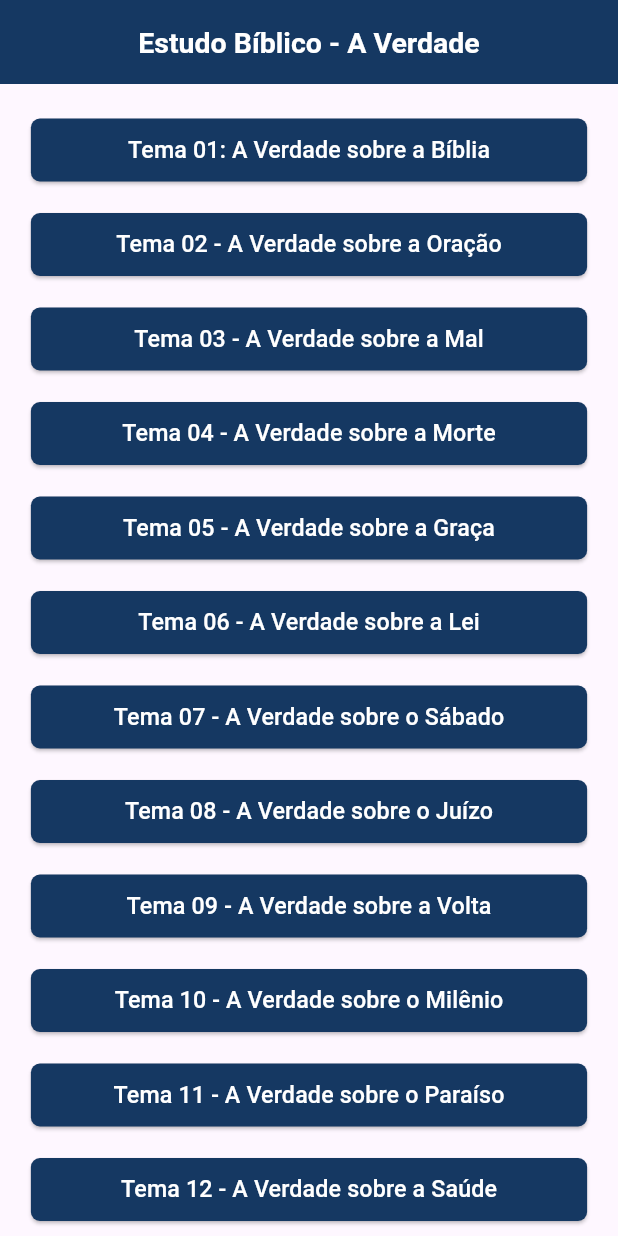
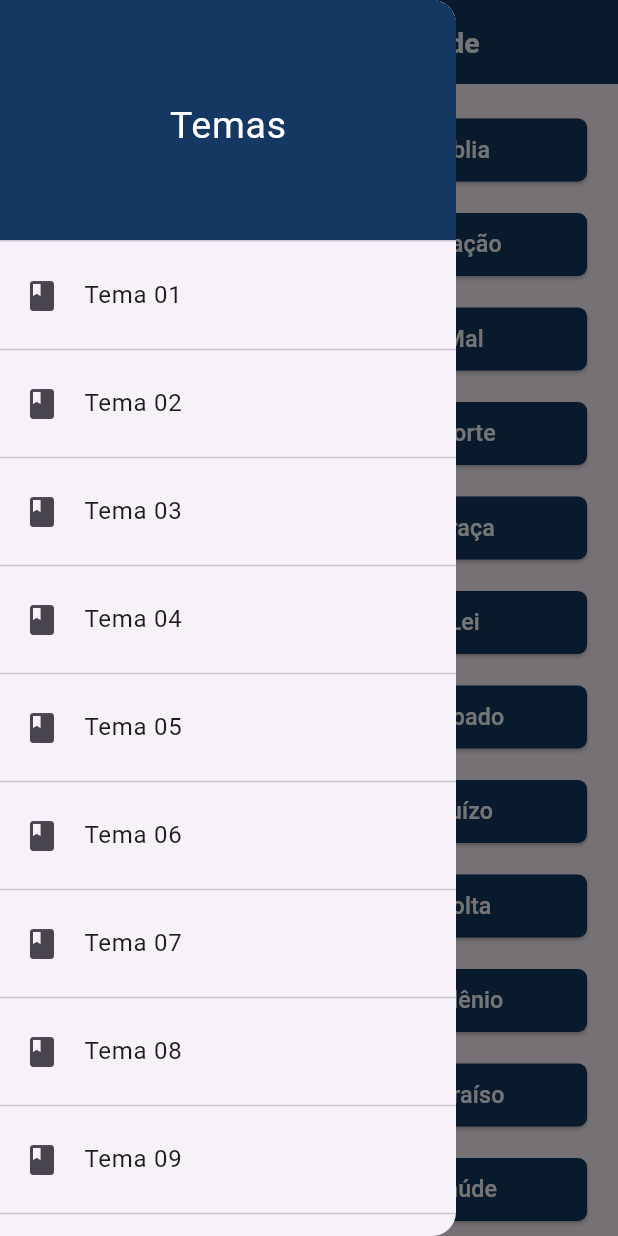
Before and after one commit to JoseJacsanCode/appEstudoBiblico, a Flutter app: the screen it shows after launch, with the side drawer open (before the commit the screen has no drawer), on a phone screen of 412 x 824 dp. Run offline on Flutter 3.47's test engine with Material 3 defaults, Android fonts, the phone set to English and light mode, and no system bars.

Commit message:
Criando widgets importantes

```diff
--- a/lib/main.dart
+++ b/lib/main.dart
@@ -15,7 +15,6 @@ class MyWidget extends StatelessWidget {
       initialRoute: '/',
       routes: {
         '/' :(context) => HomePage(),
-
       },
     );
   }
--- a/lib/pages/home_page.dart
+++ b/lib/pages/home_page.dart
@@ -1,4 +1,6 @@
-import 'package:app_estudo_biblico/widgets/button_theme_widget.dart';
+import 'package:app_estudo_biblico/widgets/buttons_widget.dart';
+import 'package:app_estudo_biblico/widgets/custom_app_bar_widget.dart';
+import 'package:app_estudo_biblico/widgets/custom_drawer_widget.dart';
 import 'package:flutter/material.dart';
 
 class HomePage extends StatelessWidget {
@@ -7,96 +9,9 @@ class HomePage extends StatelessWidget {
   @override
   Widget build(BuildContext context) {
     return Scaffold(
-      appBar: AppBar(
-        backgroundColor: Color(0xFF153862),
-        title: Text('Estudo Bíblico - A Verdade'),
-        titleTextStyle: TextStyle(
-          color: Colors.white,
-          fontSize: 19,
-          fontWeight: FontWeight.w600,
-        ),
-        centerTitle: true,
-      ),
-      body: SingleChildScrollView(
-        child: Padding(
-          padding: EdgeInsets.all(20),
-          child: SizedBox(
-            width: MediaQuery.of(context).size.width,
-            child: Column(
-              crossAxisAlignment: CrossAxisAlignment.center,
-              children: [
-                ButtonThemeWidget(
-                  customText: 'Tema 01: A Verdade sobre a Bíblia',
-                ),
-                SizedBox(height: 15),
-                ButtonThemeWidget(
-                  customText: 'Tema 02 - A Verdade sobre a Oração',
-                ),
-                SizedBox(height: 15),
-                ButtonThemeWidget(
-                  customText: 'Tema 03 - A Verdade sobre a Mal',
-                ),
-                SizedBox(height: 15),
-                ButtonThemeWidget(
-                  customText: 'Tema 04 - A Verdade sobre a Morte',
-                ),
-                SizedBox(height: 15),
-                ButtonThemeWidget(
-                  customText: 'Tema 05 - A Verdade sobre a Graça',
-                ),
-                SizedBox(height: 15),
-                ButtonThemeWidget(
-                  customText: 'Tema 06 - A Verdade sobre a Lei',
-                ),
-                SizedBox(height: 15),
-                ButtonThemeWidget(
-                  customText: 'Tema 07 - A Verdade sobre o Sábado',
-                ),
-                SizedBox(height: 15),
-                ButtonThemeWidget(
-                  customText: 'Tema 08 - A Verdade sobre o Juízo',
-                ),
-                SizedBox(height: 15),
-                ButtonThemeWidget(
-                  customText: 'Tema 09 - A Verdade sobre a Volta',
-                ),
-                SizedBox(height: 15),
-                ButtonThemeWidget(
-                  customText: 'Tema 10 - A Verdade sobre o Milênio',
-                ),
-                SizedBox(height: 15),
-                ButtonThemeWidget(
-                  customText: 'Tema 11 - A Verdade sobre o Paraíso',
-                ),
-                SizedBox(height: 15),
-                ButtonThemeWidget(
-                  customText: 'Tema 12 - A Verdade sobre a Saúde',
-                ),
-                SizedBox(height: 15),
-                ButtonThemeWidget(
-                  customText: 'Tema 13 - A Verdade sobre a Profecia',
-                ),
-                SizedBox(height: 15),
-                ButtonThemeWidget(
-                  customText: 'Tema 14 - A Verdade sobre a Igreja',
-                ),
-                SizedBox(height: 15),
-                ButtonThemeWidget(
-                  customText: 'Tema 15 - A Verdade sobre o Dízimo',
-                ),
-                SizedBox(height: 15),
-                ButtonThemeWidget(
-                  customText: 'Tema 15 - A Verdade sobre o Dízimo',
-                ),
-                SizedBox(height: 15),
-                ButtonThemeWidget(
-                  customText: 'Tema 16 - A Verdade sobre o Batismo',
-                ),
-              ],
-            ),
-          ),
-        ),
-      ),
+      appBar: CustomAppBarWidget(title: 'Estudo Bíblico - A Verdade'),
+      drawer: CustomDrawerWidget(),
+      body: ButtonsWidget(),
     );
   }
 }
--- /dev/null
+++ b/lib/widgets/buttons_widget.dart
@@ -0,0 +1,90 @@
+import 'package:app_estudo_biblico/widgets/button_theme_widget.dart';
+import 'package:flutter/material.dart';
+
+class ButtonsWidget extends StatelessWidget {
+  const ButtonsWidget({super.key});
+
+  @override
+  Widget build(BuildContext context) {
+    return SingleChildScrollView(
+        child: Padding(
+          padding: EdgeInsets.all(20),
+          child: SizedBox(
+            width: MediaQuery.of(context).size.width,
+            child: Column(
+              crossAxisAlignment: CrossAxisAlignment.center,
+              children: [
+                ButtonThemeWidget(
+                  customText: 'Tema 01: A Verdade sobre a Bíblia',
+                ),
+                SizedBox(height: 15),
+                ButtonThemeWidget(
+                  customText: 'Tema 02 - A Verdade sobre a Oração',
+                ),
+                SizedBox(height: 15),
+                ButtonThemeWidget(
+                  customText: 'Tema 03 - A Verdade sobre a Mal',
+                ),
+                SizedBox(height: 15),
+                ButtonThemeWidget(
+                  customText: 'Tema 04 - A Verdade sobre a Morte',
+                ),
+                SizedBox(height: 15),
+                ButtonThemeWidget(
+                  customText: 'Tema 05 - A Verdade sobre a Graça',
+                ),
+                SizedBox(height: 15),
+                ButtonThemeWidget(
+                  customText: 'Tema 06 - A Verdade sobre a Lei',
+                ),
+                SizedBox(height: 15),
+                ButtonThemeWidget(
+                  customText: 'Tema 07 - A Verdade sobre o Sábado',
+                ),
+                SizedBox(height: 15),
+                ButtonThemeWidget(
+                  customText: 'Tema 08 - A Verdade sobre o Juízo',
+                ),
+                SizedBox(height: 15),
+                ButtonThemeWidget(
+                  customText: 'Tema 09 - A Verdade sobre a Volta',
+                ),
+                SizedBox(height: 15),
+                ButtonThemeWidget(
+                  customText: 'Tema 10 - A Verdade sobre o Milênio',
+                ),
+                SizedBox(height: 15),
+                ButtonThemeWidget(
+                  customText: 'Tema 11 - A Verdade sobre o Paraíso',
+                ),
+                SizedBox(height: 15),
+                ButtonThemeWidget(
+                  customText: 'Tema 12 - A Verdade sobre a Saúde',
+                ),
+                SizedBox(height: 15),
+                ButtonThemeWidget(
+                  customText: 'Tema 13 - A Verdade sobre a Profecia',
+                ),
+                SizedBox(height: 15),
+                ButtonThemeWidget(
+                  customText: 'Tema 14 - A Verdade sobre a Igreja',
+                ),
+                SizedBox(height: 15),
+                ButtonThemeWidget(
+                  customText: 'Tema 15 - A Verdade sobre o Dízimo',
+                ),
+                SizedBox(height: 15),
+                ButtonThemeWidget(
+                  customText: 'Tema 15 - A Verdade sobre o Dízimo',
+                ),
+                SizedBox(height: 15),
+                ButtonThemeWidget(
+                  customText: 'Tema 16 - A Verdade sobre o Batismo',
+                ),
+              ],
+            ),
+          ),
+        ),
+      );
+  }
+}
--- /dev/null
+++ b/lib/widgets/custom_app_bar_widget.dart
@@ -0,0 +1,26 @@
+import 'package:flutter/material.dart';
+
+class CustomAppBarWidget extends StatelessWidget
+    implements PreferredSizeWidget {
+  final String title;
+
+  const CustomAppBarWidget({super.key, required this.title});
+
+  @override
+  Widget build(BuildContext context) {
+    return AppBar(
+      title: Text(title),
+      titleTextStyle: TextStyle(
+        color: Colors.white,
+        fontSize: 19,
+        fontWeight: FontWeight.w600,
+      ),
+      centerTitle: true,
+      backgroundColor: Color(0xFF153862),
+      iconTheme: IconThemeData(color: Colors.white),
+    );
+  }
+
+  @override
+  Size get preferredSize => const Size.fromHeight(kToolbarHeight);
+}
--- /dev/null
+++ b/lib/widgets/custom_drawer_widget.dart
@@ -0,0 +1,152 @@
+import 'package:flutter/material.dart';
+
+class CustomDrawerWidget extends StatelessWidget {
+  const CustomDrawerWidget({super.key});
+
+  @override
+  Widget build(BuildContext context) {
+    return Drawer(
+      child: ListView(
+        children: [
+          DrawerHeader(
+            decoration: BoxDecoration(color: Color(0xFF153862)),
+            child: Center(
+              child: Text(
+                'Temas',
+                style: TextStyle(color: Colors.white, fontSize: 25),
+              ),
+            ),
+          ),
+          ListTile(
+            leading: Icon(Icons.book),
+            title: Text('Tema 01'),
+            onTap: () {
+
+            },
+          ),
+          Divider(),
+          ListTile(
+            leading: Icon(Icons.book),
+            title: Text('Tema 02'),
+            onTap: () {
+
+            },
+          ),
+          Divider(),
+          ListTile(
+            leading: Icon(Icons.book),
+            title: Text('Tema 03'),
+            onTap: () {
+
+            },
+          ),
+          Divider(),
+          ListTile(
+            leading: Icon(Icons.book),
+            title: Text('Tema 04'),
+            onTap: () {
+
+            },
+          ),
+          Divider(),
+          ListTile(
+            leading: Icon(Icons.book),
+            title: Text('Tema 05'),
+            onTap: () {
+
+            },
+          ),
+          Divider(),
+          ListTile(
+            leading: Icon(Icons.book),
+            title: Text('Tema 06'),
+            onTap: () {
+
+            },
+          ),
+          Divider(),
+          ListTile(
+            leading: Icon(Icons.book),
+            title: Text('Tema 07'),
+            onTap: () {
+
+            },
+          ),
+          Divider(),
+          ListTile(
+            leading: Icon(Icons.book),
+            title: Text('Tema 08'),
+            onTap: () {
+
+            },
+          ),
+          Divider(),
+          ListTile(
+            leading: Icon(Icons.book),
+            title: Text('Tema 09'),
+            onTap: () {
+
+            },
+          ),
+          Divider(),
+          ListTile(
+            leading: Icon(Icons.book),
+            title: Text('Tema 10'),
+            onTap: () {
+
+            },
+          ),
+          Divider(),
+          ListTile(
+            leading: Icon(Icons.book),
+            title: Text('Tema 11'),
+            onTap: () {
+
+            },
+          ),
+          Divider(),
+          ListTile(
+            leading: Icon(Icons.book),
+            title: Text('Tema 12'),
+            onTap: () {
+
+            },
+          ),
+          Divider(),
+          ListTile(
+            leading: Icon(Icons.book),
+            title: Text('Tema 13'),
+            onTap: () {
+
+            },
+          ),
+          Divider(),
+          ListTile(
+            leading: Icon(Icons.book),
+            title: Text('Tema 14'),
+            onTap: () {
+
+            },
+          ),
+          Divider(),
+          ListTile(
+            leading: Icon(Icons.book),
+            title: Text('Tema 15'),
+            onTap: () {
+
+            },
+          ),
+          Divider(),
+          ListTile(
+            leading: Icon(Icons.book),
+            title: Text('Tema 16'),
+            onTap: () {
+
+            },
+          ),
+          Divider(),
+        ],
+      ),
+    );
+  }
+}
```
